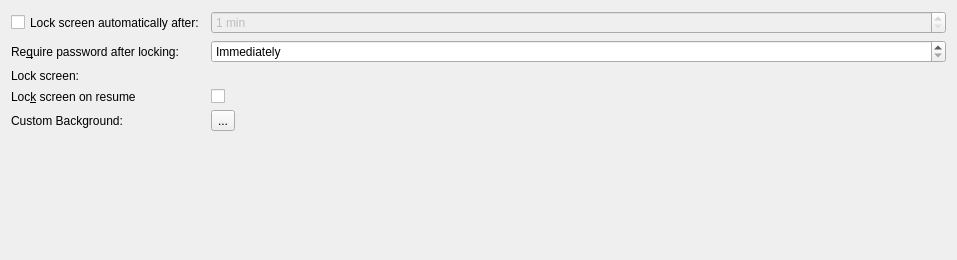
Old version of the form kcm/kcm.ui in the repository KDE/kscreenlocker.
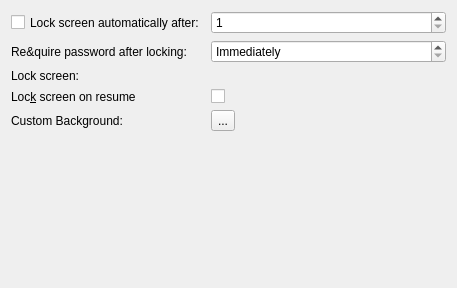
New version of the form. Custom widgets are drawn as their Qt base class.

Commit message: Port spinbox to KPluralHandlingSpinBox

Patch:
```diff
--- a/kcm/kcm.ui
+++ b/kcm/kcm.ui
@@ -6,8 +6,8 @@
    <rect>
     <x>0</x>
     <y>0</y>
-    <width>957</width>
-    <height>260</height>
+    <width>457</width>
+    <height>288</height>
    </rect>
   </property>
   <property name="sizePolicy">
@@ -30,39 +30,14 @@
      </property>
     </widget>
    </item>
-   <item row="1" column="0">
+   <item row="2" column="0">
     <widget class="QLabel" name="label_2">
      <property name="text">
       <string>Re&amp;quire password after locking:</string>
      </property>
-     <property name="buddy">
-      <cstring>kcfg_LockGrace</cstring>
-     </property>
     </widget>
    </item>
-   <item row="1" column="1">
-    <widget class="QSpinBox" name="kcfg_LockGrace">
-     <property name="sizePolicy">
-      <sizepolicy hsizetype="MinimumExpanding" vsizetype="Fixed">
-       <horstretch>0</horstretch>
-       <verstretch>0</verstretch>
-      </sizepolicy>
-     </property>
-     <property name="specialValueText">
-      <string>Immediately</string>
-     </property>
-     <property name="suffix">
-      <string> sec</string>
-     </property>
-     <property name="maximum">
-      <number>300</number>
-     </property>
-     <property name="singleStep">
-      <number>10</number>
-     </property>
-    </widget>
-   </item>
-   <item row="3" column="0">
+   <item row="5" column="0">
     <widget class="QLabel" name="label_7">
      <property name="toolTip">
       <string>The global keyboard shortcut to lock the screen.</string>
@@ -72,14 +47,14 @@
      </property>
     </widget>
    </item>
-   <item row="3" column="1">
+   <item row="5" column="1">
     <widget class="KKeySequenceWidget" name="lockscreenShortcut">
      <property name="toolTip">
       <string>The global keyboard shortcut to lock the screen.</string>
      </property>
     </widget>
    </item>
-   <item row="5" column="0">
+   <item row="7" column="0">
     <widget class="QLabel" name="label_5">
      <property name="toolTip">
       <string>Lock screen when waking up from suspension</string>
@@ -92,7 +67,7 @@
      </property>
     </widget>
    </item>
-   <item row="5" column="1">
+   <item row="7" column="1">
     <widget class="QCheckBox" name="kcfg_LockOnResume">
      <property name="toolTip">
       <string>Lock screen when waking up from suspension</string>
@@ -102,43 +77,21 @@
      </property>
     </widget>
    </item>
-   <item row="6" column="0">
+   <item row="8" column="0">
     <widget class="QLabel" name="label_4">
      <property name="text">
       <string>Custom Background:</string>
      </property>
     </widget>
    </item>
-   <item row="6" column="1">
+   <item row="8" column="1">
     <widget class="SelectImageButton" name="kcfg_ThemeBackground">
      <property name="text">
       <string>...</string>
      </property>
     </widget>
    </item>
-   <item row="0" column="1">
-    <widget class="QSpinBox" name="kcfg_Timeout">
-     <property name="enabled">
-      <bool>false</bool>
-     </property>
-     <property name="sizePolicy">
-      <sizepolicy hsizetype="MinimumExpanding" vsizetype="Fixed">
-       <horstretch>0</horstretch>
-       <verstretch>0</verstretch>
-      </sizepolicy>
-     </property>
-     <property name="specialValueText">
-      <string notr="true"/>
-     </property>
-     <property name="suffix">
-      <string> min</string>
-     </property>
-     <property name="minimum">
-      <number>1</number>
-     </property>
-    </widget>
-   </item>
-   <item row="7" column="1">
+   <item row="9" column="1">
     <spacer name="verticalSpacer">
      <property name="orientation">
       <enum>Qt::Vertical</enum>
@@ -151,9 +104,49 @@
      </property>
     </spacer>
    </item>
+   <item row="2" column="1">
+    <widget class="KPluralHandlingSpinBox" name="kcfg_LockGrace">
+     <property name="sizePolicy">
+      <sizepolicy hsizetype="MinimumExpanding" vsizetype="Fixed">
+       <horstretch>0</horstretch>
+       <verstretch>0</verstretch>
+      </sizepolicy>
+     </property>
+     <property name="specialValueText">
+      <string>Immediately</string>
+     </property>
+     <property name="maximum">
+      <number>300</number>
+     </property>
+     <property name="singleStep">
+      <number>10</number>
+     </property>
+    </widget>
+   </item>
+   <item row="0" column="1">
+    <widget class="KPluralHandlingSpinBox" name="kcfg_Timeout">
+     <property name="sizePolicy">
+      <sizepolicy hsizetype="MinimumExpanding" vsizetype="Fixed">
+       <horstretch>0</horstretch>
+       <verstretch>0</verstretch>
+      </sizepolicy>
+     </property>
+     <property name="specialValueText">
+      <string notr="true"/>
+     </property>
+     <property name="minimum">
+      <number>1</number>
+     </property>
+    </widget>
+   </item>
   </layout>
  </widget>
  <customwidgets>
+  <customwidget>
+   <class>KPluralHandlingSpinBox</class>
+   <extends>QSpinBox</extends>
+   <header>kpluralhandlingspinbox.h</header>
+  </customwidget>
   <customwidget>
    <class>KKeySequenceWidget</class>
    <extends>QWidget</extends>
```
Left out of the diff: 21 changed lines with no effect on the pictures. The commit also changes 3 other files.
